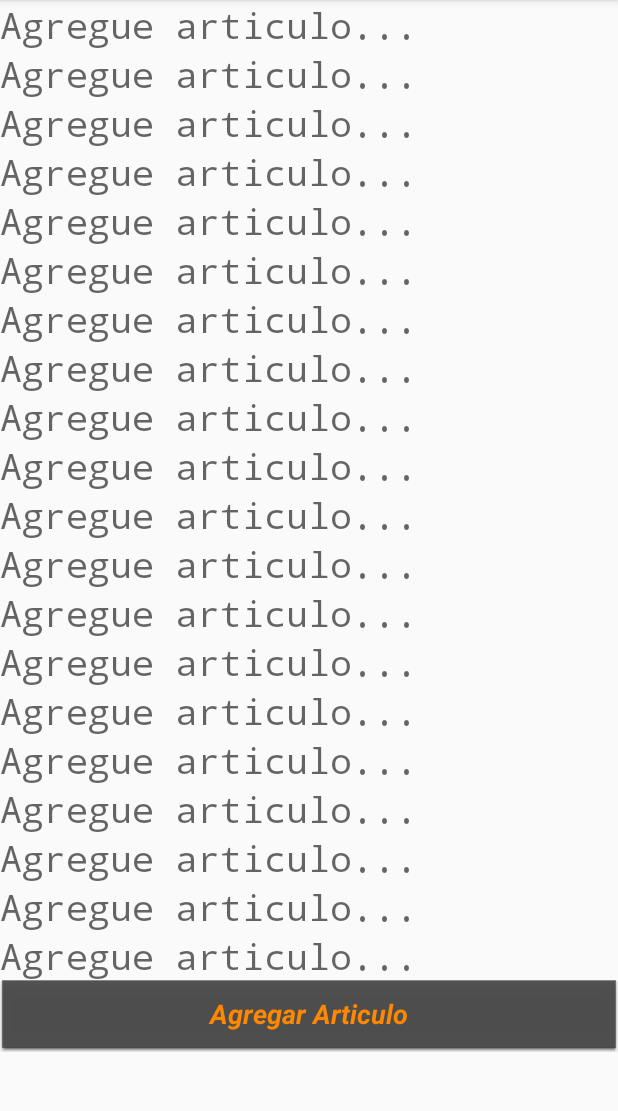
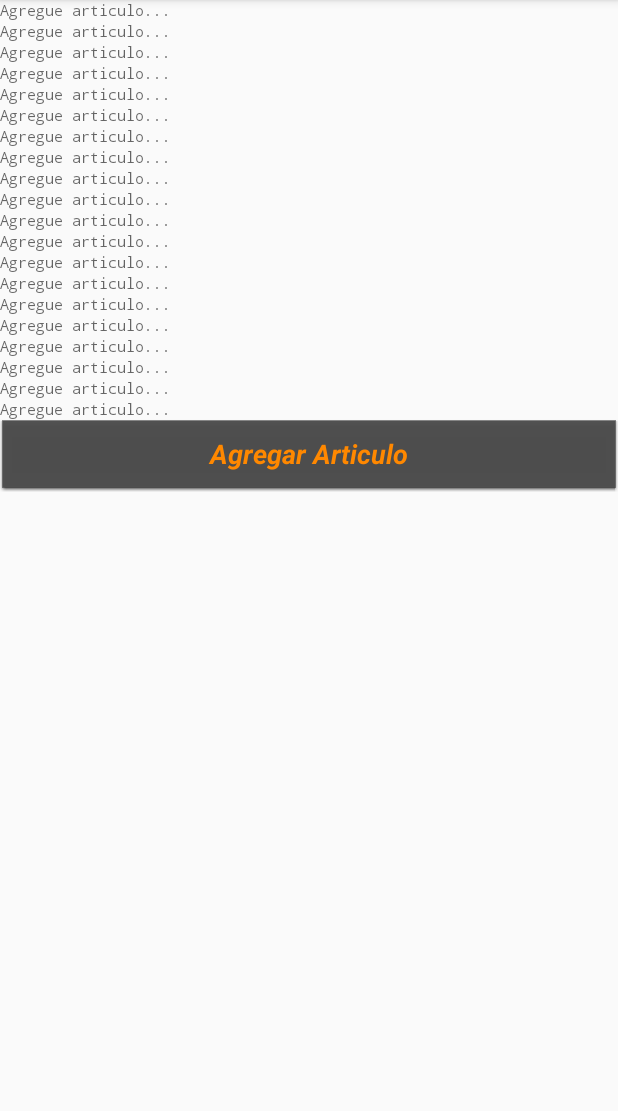
Before and after one commit to luisvidal17/Ucab-Market, an Android app: the screen it shows after launch (MainActivity), on a phone screen of 412 x 824 dp, the part 84-1195 px from its top. Run offline under Robolectric (Android 15) with nearby library versions, the phone set to English and light mode, and no system bars.

Commit message:
ciclos de vida listos

```diff
--- a/app/src/main/java/com/example/luisvidal/ucabmarket/MainActivity.java
+++ b/app/src/main/java/com/example/luisvidal/ucabmarket/MainActivity.java
@@ -11,7 +11,8 @@ import android.widget.TextView;
 public class MainActivity extends AppCompatActivity {
     private static final String LOG_TAG = MainActivity.class.getSimpleName();
     public static final int TEXT_REQUEST = 1;
-    private int count = 1;
+    int count = 1;
+
 
     private TextView m1;
     private TextView m2;
@@ -60,6 +61,7 @@ public class MainActivity extends AppCompatActivity {
         m18 = (TextView) findViewById(R.id.textView18);
         m19 = (TextView) findViewById(R.id.textView19);
         m20 = (TextView) findViewById(R.id.textView20);
+
 
         if (savedInstanceState != null) {
 
@@ -126,12 +128,13 @@ public class MainActivity extends AppCompatActivity {
                 m20.setText(savedInstanceState.getString("reply_text20"));
                 m20.setVisibility(View.VISIBLE);
 
+                count= savedInstanceState.getInt("contador");
 
             }
         }
 
+    }
 
-    }
 
     public void launchSecondActivity(View view) {
         Log.d (LOG_TAG, "Button clicked!");
@@ -146,6 +149,8 @@ public class MainActivity extends AppCompatActivity {
 
         if (requestCode == TEXT_REQUEST) {
             if (resultCode == RESULT_OK) {
+
+
 
                 if(count==1){
 
@@ -297,6 +302,10 @@ public class MainActivity extends AppCompatActivity {
         outState.putString("reply_text18", m18.getText().toString());
         outState.putString("reply_text19", m19.getText().toString());
         outState.putString("reply_text20", m20.getText().toString());
+        outState.putInt("contador" ,count);
+
+
+
 
 
 
--- a/app/src/main/res/layout/activity_main.xml
+++ b/app/src/main/res/layout/activity_main.xml
@@ -23,7 +23,7 @@
                 android:layout_height="wrap_content"
                 android:hint="@string/compra_1"
                 android:textColor="@android:color/holo_red_dark"
-                android:textSize="24sp"
+                android:textSize="10sp"
                 android:typeface="monospace" />
 
             <TextView
@@ -32,7 +32,7 @@
                 android:layout_height="wrap_content"
                 android:hint="@string/compra_2"
                 android:textColor="@android:color/holo_red_dark"
-                android:textSize="24sp"
+                android:textSize="10sp"
                 android:typeface="monospace" />
 
             <TextView
@@ -41,7 +41,7 @@
                 android:layout_height="wrap_content"
                 android:hint="@string/compra_3"
                 android:textColor="@android:color/holo_red_dark"
-                android:textSize="24sp"
+                android:textSize="10sp"
                 android:typeface="monospace" />
 
             <TextView
@@ -50,7 +50,7 @@
                 android:layout_height="wrap_content"
                 android:hint="@string/compra_4"
                 android:textColor="@android:color/holo_red_dark"
-                android:textSize="24sp"
+                android:textSize="10sp"
                 android:typeface="monospace" />
 
             <TextView
@@ -59,7 +59,7 @@
                 android:layout_height="wrap_content"
                 android:hint="@string/compra_5"
                 android:textColor="@android:color/holo_red_dark"
-                android:textSize="24sp"
+                android:textSize="10sp"
                 android:typeface="monospace" />
 
             <TextView
@@ -68,7 +68,7 @@
                 android:layout_height="wrap_content"
                 android:hint="@string/compra_6"
                 android:textColor="@android:color/holo_red_dark"
-                android:textSize="24sp"
+                android:textSize="10sp"
                 android:typeface="monospace" />
 
             <TextView
@@ -77,7 +77,7 @@
                 android:layout_height="wrap_content"
                 android:hint="@string/compra_7"
                 android:textColor="@android:color/holo_red_dark"
-                android:textSize="24sp"
+                android:textSize="10sp"
                 android:typeface="monospace" />
 
             <TextView
@@ -86,7 +86,7 @@
                 android:layout_height="wrap_content"
                 android:hint="@string/compra_8"
                 android:textColor="@android:color/holo_red_dark"
-                android:textSize="24sp"
+                android:textSize="10sp"
                 android:typeface="monospace" />
 
             <TextView
@@ -95,7 +95,7 @@
                 android:layout_height="wrap_content"
                 android:hint="@string/compra_9"
                 android:textColor="@android:color/holo_red_dark"
-                android:textSize="24sp"
+                android:textSize="10sp"
                 android:typeface="monospace" />
 
             <TextView
@@ -104,7 +104,7 @@
                 android:layout_height="wrap_content"
                 android:hint="@string/compra_10"
                 android:textColor="@android:color/holo_red_dark"
-                android:textSize="24sp"
+                android:textSize="10sp"
                 android:typeface="monospace" />
 
             <TextView
@@ -113,7 +113,7 @@
                 android:layout_height="wrap_content"
                 android:hint="@string/compra_11"
                 android:textColor="@android:color/holo_red_dark"
-                android:textSize="24sp"
+                android:textSize="10sp"
                 android:typeface="monospace" />
 
             <TextView
@@ -122,7 +122,7 @@
                 android:layout_height="wrap_content"
                 android:hint="@string/compra_12"
                 android:textColor="@android:color/holo_red_dark"
-                android:textSize="24sp"
+                android:textSize="10sp"
                 android:typeface="monospace" />
 
             <TextView
@@ -131,7 +131,7 @@
                 android:layout_height="wrap_content"
                 android:hint="@string/compra_13"
                 android:textColor="@android:color/holo_red_dark"
-                android:textSize="24sp"
+                android:textSize="10sp"
                 android:typeface="monospace" />
 
             <TextView
@@ -140,7 +140,7 @@
                 android:layout_height="wrap_content"
                 android:hint="@string/compra_14"
                 android:textColor="@android:color/holo_red_dark"
-                android:textSize="24sp"
+                android:textSize="10sp"
                 android:typeface="monospace" />
 
             <TextView
@@ -149,7 +149,7 @@
                 android:layout_height="wrap_content"
                 android:hint="@string/compra_15"
                 android:textColor="@android:color/holo_red_dark"
-                android:textSize="24sp"
+                android:textSize="10sp"
                 android:typeface="monospace" />
 
             <TextView
@@ -158,7 +158,7 @@
                 android:layout_height="wrap_content"
                 android:hint="@string/compra_16"
                 android:textColor="@android:color/holo_red_dark"
-                android:textSize="24sp"
+                android:textSize="10sp"
                 android:typeface="monospace" />
 
             <TextView
@@ -167,7 +167,7 @@
                 android:layout_height="wrap_content"
                 android:hint="@string/compra_17"
                 android:textColor="@android:color/holo_red_dark"
-                android:textSize="24sp"
+                android:textSize="10sp"
                 android:typeface="monospace" />
 
             <TextView
@@ -176,7 +176,7 @@
                 android:layout_height="wrap_content"
                 android:hint="@string/compra_18"
                 android:textColor="@android:color/holo_red_dark"
-                android:textSize="24sp"
+                android:textSize="10sp"
                 android:typeface="monospace" />
 
             <TextView
@@ -185,7 +185,7 @@
                 android:layout_height="wrap_content"
                 android:hint="@string/compra_19"
                 android:textColor="@android:color/holo_red_dark"
-                android:textSize="24sp"
+                android:textSize="10sp"
                 android:typeface="monospace" />
 
             <TextView
@@ -194,7 +194,7 @@
                 android:layout_height="wrap_content"
                 android:hint="@string/compra_20"
                 android:textColor="@android:color/holo_red_dark"
-                android:textSize="24sp"
+                android:textSize="10sp"
                 android:typeface="monospace" />
 
             <Button
```
Also changed, not shown: app/src/main/java/com/example/luisvidal/ucabmarket/SecondActivity.java (+0 -14 lines).
